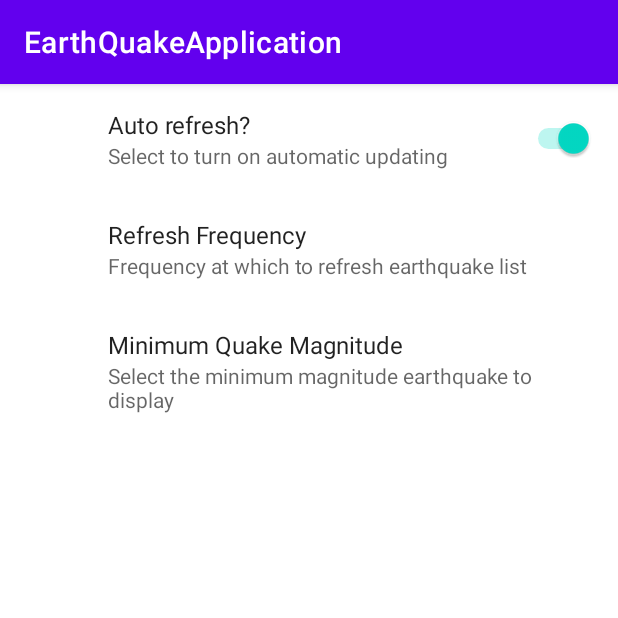
After one commit to Khudoyshukur/EarthQuake, an Android app: the PreferenceActivity screen opened directly, with no data from a screen before it, on a phone screen of 412 x 824 dp, the top half of it. The commit adds this screen. Run offline under Robolectric (Android 15) with nearby library versions, the phone set to English and light mode, and no system bars; our stand-ins replace androidx.preference.

Commit message:
PreferenceActivity.kt and PreferenceFragment.kt have been created...

```diff
--- a/app/build.gradle
+++ b/app/build.gradle
@@ -52,4 +52,9 @@ dependencies {
 
     implementation 'androidx.lifecycle:lifecycle-viewmodel-ktx:2.4.0'
     implementation "androidx.swiperefreshlayout:swiperefreshlayout:1.1.0"
+
+    def preference_version = "1.1.1"
+
+    // Kotlin
+    implementation "androidx.preference:preference-ktx:$preference_version"
 }
--- a/app/src/main/java/com/example/earthquakeapplication/adapters/EarthQuakeListAdapter.kt
+++ b/app/src/main/java/com/example/earthquakeapplication/earthquake/EarthQuakeListAdapter.kt
@@ -1,4 +1,4 @@
-package com.example.earthquakeapplication.adapters
+package com.example.earthquakeapplication.earthquake
 
 import android.view.LayoutInflater
 import android.view.ViewGroup
--- a/app/src/main/java/com/example/earthquakeapplication/viewmodel/EarthQuakeListViewModel.kt
+++ b/app/src/main/java/com/example/earthquakeapplication/earthquake/EarthQuakeListViewModel.kt
@@ -1,4 +1,4 @@
-package com.example.earthquakeapplication.viewmodel
+package com.example.earthquakeapplication.earthquake
 
 import android.annotation.SuppressLint
 import android.os.AsyncTask
--- /dev/null
+++ b/app/src/main/java/com/example/earthquakeapplication/preference/PreferenceActivity.kt
@@ -0,0 +1,29 @@
+package com.example.earthquakeapplication.preference
+
+import android.os.Bundle
+import androidx.appcompat.app.AppCompatActivity
+import com.example.earthquakeapplication.R
+import com.example.earthquakeapplication.databinding.ActivityPreferenceBinding
+
+class PreferenceActivity : AppCompatActivity() {
+
+    private lateinit var binding: ActivityPreferenceBinding
+
+    override fun onCreate(savedInstanceState: Bundle?) {
+        super.onCreate(savedInstanceState)
+        binding = ActivityPreferenceBinding.inflate(layoutInflater)
+        setContentView(binding.root)
+
+        if (savedInstanceState == null)
+            supportFragmentManager.beginTransaction()
+                .add(R.id.fragment_container, PreferenceFragment::class.java, null)
+                .commit()
+    }
+
+    companion object {
+        const val PREF_AUTO_UPDATE = "PREF_AUTO_UPDATE"
+        const val USER_PREFERENCE = "USER_PREFERENCE"
+        const val PREF_MIN_MAG = "PREF_MIN_MAG"
+        const val PREF_UPDATE_FREQ = "PREF_UPDATE_FREQ"
+    }
+}
--- /dev/null
+++ b/app/src/main/java/com/example/earthquakeapplication/preference/PreferenceFragment.kt
@@ -0,0 +1,18 @@
+package com.example.earthquakeapplication.preference
+
+import android.os.Bundle
+import androidx.preference.PreferenceFragmentCompat
+import com.example.earthquakeapplication.R
+
+/**
+ * Created by: androdev
+ * Date: 9/26/2021
+ * Time: 5:17 AM
+ * Email: Khudoyshukur.Juraev.001@mail.ru
+ */
+
+class PreferenceFragment : PreferenceFragmentCompat() {
+    override fun onCreatePreferences(savedInstanceState: Bundle?, rootKey: String?) {
+        setPreferencesFromResource(R.xml.user_preferences, null)
+    }
+}
--- /dev/null
+++ b/app/src/main/res/layout/activity_preference.xml
@@ -0,0 +1,18 @@
+<?xml version="1.0" encoding="utf-8"?>
+<androidx.constraintlayout.widget.ConstraintLayout xmlns:android="http://schemas.android.com/apk/res/android"
+    xmlns:app="http://schemas.android.com/apk/res-auto"
+    xmlns:tools="http://schemas.android.com/tools"
+    android:layout_width="match_parent"
+    android:layout_height="match_parent"
+    tools:context=".preference.PreferenceActivity">
+
+    <androidx.fragment.app.FragmentContainerView
+        android:id="@+id/fragment_container"
+        android:layout_width="0dp"
+        android:layout_height="0dp"
+        app:layout_constraintBottom_toBottomOf="parent"
+        app:layout_constraintEnd_toEndOf="parent"
+        app:layout_constraintStart_toStartOf="parent"
+        app:layout_constraintTop_toTopOf="parent" />
+
+</androidx.constraintlayout.widget.ConstraintLayout>
--- a/app/src/main/res/values-night/themes.xml
+++ b/app/src/main/res/values-night/themes.xml
@@ -12,5 +12,7 @@
         <!-- Status bar color. -->
         <item name="android:statusBarColor" tools:targetApi="l">?attr/colorPrimaryVariant</item>
         <!-- Customize your theme here. -->
+
+        <item name="preferenceTheme">@style/PreferenceThemeOverlay.v14.Material</item>
     </style>
 </resources>
--- /dev/null
+++ b/app/src/main/res/values/arrays.xml
@@ -0,0 +1,36 @@
+<?xml version="1.0" encoding="utf-8"?>
+<resources>
+    <string-array name="update_freq_options">
+        <item>Every Minute</item>
+        <item>5 minutes</item>
+        <item>10 minutes</item>
+        <item>15 minutes</item>
+        <item>Every hour</item>
+    </string-array>
+
+    <string-array name="update_freq_values">
+        <item>1</item>
+        <item>5</item>
+        <item>10</item>
+        <item>15</item>
+        <item>60</item>
+    </string-array>
+
+    <string-array name="magnitude_options">
+        <item>Magnitude 3</item>
+        <item>Magnitude 4</item>
+        <item>Magnitude 5</item>
+        <item>Magnitude 6</item>
+        <item>Magnitude 7</item>
+        <item>Magnitude 8</item>
+    </string-array>
+
+    <string-array name="magnitude_values">
+        <item>3</item>
+        <item>4</item>
+        <item>5</item>
+        <item>6</item>
+        <item>7</item>
+        <item>8</item>
+    </string-array>
+</resources>
--- a/app/src/main/res/values/strings.xml
+++ b/app/src/main/res/values/strings.xml
@@ -1,3 +1,9 @@
 <resources>
     <string name="app_name">EarthQuakeApplication</string>
+
+    <string name="menu_update">Refresh Earthquakes</string>
+    <string name="auto_update_prompt">Auto refresh?</string>
+    <string name="update_freq_prompt">Refresh Frequency</string>
+    <string name="min_quake_mag_prompt">Minimum Quake Magnitude</string>
+    <string name="menu_settings">Settings</string>
 </resources>
--- a/app/src/main/res/values/themes.xml
+++ b/app/src/main/res/values/themes.xml
@@ -12,5 +12,7 @@
         <!-- Status bar color. -->
         <item name="android:statusBarColor" tools:targetApi="l">?attr/colorPrimaryVariant</item>
         <!-- Customize your theme here. -->
+
+        <item name="preferenceTheme">@style/PreferenceThemeOverlay.v14.Material</item>
     </style>
 </resources>
--- /dev/null
+++ b/app/src/main/res/xml/user_preferences.xml
@@ -0,0 +1,28 @@
+<?xml version="1.0" encoding="utf-8"?>
+<PreferenceScreen xmlns:android="http://schemas.android.com/apk/res/android"
+    xmlns:app="http://schemas.android.com/apk/res-auto">
+
+    <SwitchPreference
+        android:defaultValue="true"
+        android:key="PREF_AUTO_UPDATE"
+        android:summary="Select to turn on automatic updating"
+        android:title="@string/auto_update_prompt" />
+
+    <ListPreference
+        android:dialogTitle="Refresh frequency"
+        android:entries="@array/update_freq_options"
+        android:entryValues="@array/update_freq_values"
+        android:key="PREF_UPDATE_FREQ"
+        android:summary="Frequency at which to refresh earthquake list"
+        android:title="@string/update_freq_prompt"
+        app:defaultValue="60" />
+
+    <ListPreference
+        android:dialogTitle="Magnitude"
+        android:entries="@array/magnitude_options"
+        android:entryValues="@array/magnitude_values"
+        android:key="PREF_MIN_MAG"
+        android:summary="Select the minimum magnitude earthquake to display"
+        android:title="@string/min_quake_mag_prompt"
+        app:defaultValue="3" />
+</PreferenceScreen>
```
Also changed, not shown: app/src/main/AndroidManifest.xml (+8 -0 lines), app/src/main/java/com/example/earthquakeapplication/MainActivity.kt (+24 -4 lines), app/src/main/java/com/example/earthquakeapplication/earthquake/EarthquakeListFragment.kt (added, +82 -0 lines), app/src/main/java/com/example/earthquakeapplication/fragments/EarthquakeListFragment.kt (deleted, +0 -55 lines).
